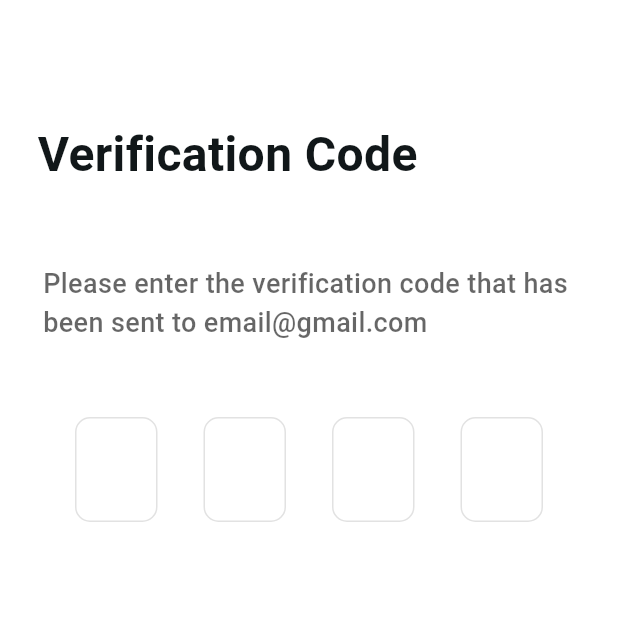
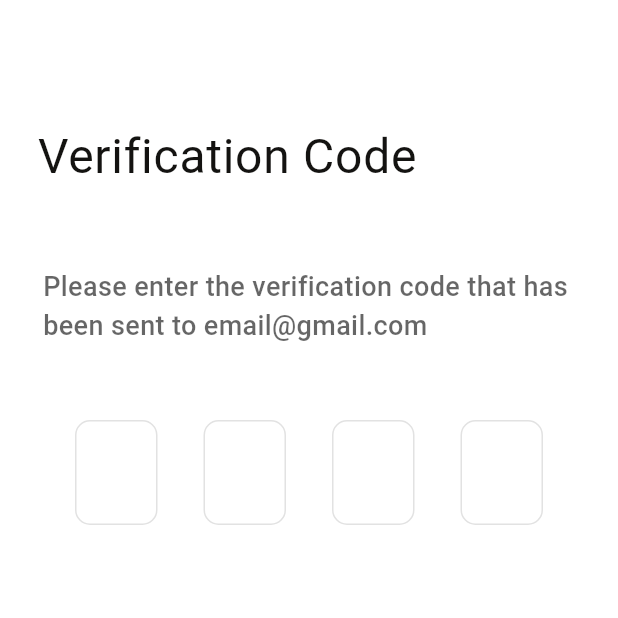
Before and after one commit to Zafarbek708k/food_delivery, a Flutter app: the VerificationcodePage screen opened directly, on a phone screen of 412 x 824 dp, the top half of it. Run offline on Flutter 3.47's test engine with Material 3 defaults, Android fonts, the phone set to English and light mode, and no system bars; drawn by our look-alikes of pin_code_fields; our stand-ins replace connectivity_plus, device_preview, dio, flutter_riverpod, flutter_screenutil, flutter_secure_storage and 6 more; missing offline and left inert: yandex_mapkit; accounts and stored records are empty; network calls fail; Roboto replaces fonts that are missing (Rubik); project files that could hold a hidden picture were left out.

Commit message:
asadbek commit

```diff
--- a/lib/src/core/style/text_style.dart
+++ b/lib/src/core/style/text_style.dart
@@ -3,189 +3,153 @@ import "package:food_delivery/src/core/style/app_colors.dart";
 
 @immutable
 class AppTextStyle extends TextTheme {
-  const AppTextStyle();
+   const AppTextStyle();
 
   @override
-  TextStyle? get bodyLarge => const TextStyle(
+  TextStyle? get bodyLarge =>  TextStyle(
         fontWeight: FontWeight.w500,
         fontSize: FontSize.size18,
         fontFamily: "Rubik",
-                color: AppColors.l111719
+        color: AppColors.l111719,
+      );
 
+  @override
+  TextStyle? get bodyMedium =>  TextStyle(
+        fontWeight: FontWeight.w300,
+        fontSize: FontSize.size14,
+        fontFamily: "Rubik",
+        color: AppColors.l111719,
       );
+
   @override
-  TextStyle? get bodyLargeBannerButton => const TextStyle(
+  TextStyle? get bodySmall =>  TextStyle(
         fontWeight: FontWeight.w400,
-        fontSize: FontSize.size18,
+        fontSize: FontSize.size6_4,
         fontFamily: "Rubik",
-                color: AppColors.l111719
+        color: AppColors.l111719,
+      );
+
+  @override
+  TextStyle? get displayLarge =>  TextStyle(
+        fontWeight: FontWeight.w600,
+        fontSize: FontSize.size62,
+        fontFamily: "Rubik",
+        color: AppColors.l111719,
+      );
+
+  @override
+  TextStyle? get displayMedium =>  TextStyle(
+        fontWeight: FontWeight.w600,
+        fontSize: FontSize.size42,
+        fontFamily: "Rubik",
+        color: AppColors.l111719,
+      );
+
+  @override
+  TextStyle? get displaySmall =>  TextStyle(
+        fontWeight: FontWeight.w400,
+        fontSize: FontSize.size32,
+        fontFamily: "Rubik",
+        color: AppColors.l111719,
+      );
+
+  @override
+  TextStyle? get headlineLarge =>  TextStyle(
+        fontWeight: FontWeight.w600,
+        fontSize: FontSize.size32,
+        fontFamily: "Rubik",
+        color: AppColors.l111719,
+      );
+
+  @override
+  TextStyle? get headlineMedium =>  TextStyle(
+        fontWeight: FontWeight.w600,
+        fontSize: FontSize.size26,
+        fontFamily: "Rubik",
+        color: AppColors.l111719,
+      );
+
+  @override
+  TextStyle? get headlineSmall =>  TextStyle(
+        fontWeight: FontWeight.w500,
+        fontSize: FontSize.size24,
+        fontFamily: "Rubik",
+        color: AppColors.l111719,
+      );
+
+  @override
+  TextStyle? get labelMedium =>  TextStyle(
+        fontWeight: FontWeight.w600,
+        fontSize: FontSize.size14,
+        fontFamily: "Rubik",
+        color: AppColors.l111719,
+      );
+
+  @override
+  TextStyle? get labelSmall =>  TextStyle(
+        fontWeight: FontWeight.w400,
+        fontSize: FontSize.size12,
+        fontFamily: "Rubik",
+                        color: AppColors.l111719,
 
       );
 
   @override
-  TextStyle? get ButtonNavigatorBarIconLabel => const TextStyle(
-        fontWeight: FontWeight.w500,
-        fontSize: FontSize.size10,
+  TextStyle? get titleLarge =>  TextStyle(
+        fontWeight: FontWeight.w600,
+        fontSize: FontSize.size28,
         fontFamily: "Rubik",
-                color: AppColors.l111719
+                        color: AppColors.l111719,
 
       );
 
   @override
-  TextStyle? get bodyLargeBold => const TextStyle(
-        fontWeight: FontWeight.w600,
-        fontSize: FontSize.size20,
+  TextStyle? get titleMedium =>  TextStyle(
+        fontWeight: FontWeight.w700,
+        fontSize: FontSize.size18,
         fontFamily: "Rubik",
-                color: AppColors.l111719
+                        color: AppColors.l111719,
 
       );
 
   @override
-  TextStyle? get bodyMediumBold => const TextStyle(
-        fontWeight: FontWeight.w500,
-        fontSize: FontSize.size14,
-        fontFamily: "Rubik",
-        color: AppColors.l111719
-      );
-  @override
-  TextStyle? get bodyMedium => const TextStyle(
-        fontWeight: FontWeight.w300,
-        fontSize: FontSize.size14,
-        fontFamily: "Rubik",
-                color: AppColors.l111719
-
-      );
-
-  @override
-  TextStyle? get ProfileEmail => const TextStyle(
-        fontWeight: FontWeight.w400,
-        fontSize: FontSize.size14,
-        fontFamily: "Rubik",
-                color: AppColors.l111719
-
-      );
-
-  @override
-  TextStyle? get bodySmall => const TextStyle(
-        fontWeight: FontWeight.w400,
-        fontSize: FontSize.size6_4,
-        fontFamily: "Rubik",
-        color: AppColors.l111719
-      );
-
-  @override
-  TextStyle? get displayLarge => const TextStyle(
-        fontWeight: FontWeight.w600,
-        fontSize: FontSize.size62,
-        fontFamily: "Rubik",
-      );
-
-  @override
-  TextStyle? get displayMedium => const TextStyle(
-        fontWeight: FontWeight.w600,
-        fontSize: FontSize.size42,
-        fontFamily: "Rubik",
-      );
-
-  @override
-  TextStyle? get displaySmall => const TextStyle(
-        fontWeight: FontWeight.w400,
-        fontSize: FontSize.size32,
-        fontFamily: "Rubik",
-      );
-
-  @override
-  TextStyle? get headlineLarge => const TextStyle(
-        fontWeight: FontWeight.w600,
-        fontSize: FontSize.size32,
-        fontFamily: "Rubik",
-      );
-
-  @override
-  TextStyle? get headlineMedium => const TextStyle(
-        fontWeight: FontWeight.w600,
-        fontSize: FontSize.size26,
-        fontFamily: "Rubik",
-      );
-
-  @override
-  TextStyle? get headlineSmall => const TextStyle(
-        fontWeight: FontWeight.w500,
-        fontSize: FontSize.size24,
-        fontFamily: "Rubik",
-      );
-
-  @override
-  TextStyle? get CategorysNameLarge => const TextStyle(
-        fontWeight: FontWeight.w500,
-        fontSize: FontSize.size16,
-        fontFamily: "Rubik",
-      );
-
-  @override
-  TextStyle? get labelMedium => const TextStyle(
-        fontWeight: FontWeight.w600,
-        fontSize: FontSize.size14,
-        fontFamily: "Rubik",
-      );
-
-  @override
-  TextStyle? get labelSmall => const TextStyle(
-        fontWeight: FontWeight.w400,
-        fontSize: FontSize.size12,
-        fontFamily: "Rubik",
-      );
-
-  @override
-  TextStyle? get titleLarge => const TextStyle(
-        fontWeight: FontWeight.w600,
-        fontSize: FontSize.size28,
-        fontFamily: "Rubik",
-      );
-
-  @override
-  TextStyle? get titleMedium => const TextStyle(
-        fontWeight: FontWeight.w700,
-        fontSize: FontSize.size18,
-        fontFamily: "Rubik",
-      );
-
-  @override
-  TextStyle? get titleSmall => const TextStyle(
+  TextStyle? get titleSmall =>  TextStyle(
         fontWeight: FontWeight.w400,
         fontSize: FontSize.size18,
         fontFamily: "Rubik",
+                        color: AppColors.l111719,
+
       );
 }
 
 @immutable
 class FontSize {
-  const FontSize._();
+ const  FontSize._();
 
-  static const double size6_4 = 6.4;
-  static const double size7_8 = 7.8;
-  static const double size9_5 = 9.5;
-  static const double size10 = 10;
-  static const double size10_5 = 10.5;
-  static const double size12 = 12;
-  static const double size12_5 = 12.5;
-  static const double size13 = 13;
-  static const double size13_5 = 13.5;
-  static const double size14 = 14;
-  static const double size14_2 = 14.2;
-  static const double size16 = 16;
-  static const double size17_3 = 17.3;
-  static const double size18 = 18;
-  static const double size19_2 = 19.2;
-  static const double size20 = 20;
-  static const double size21 = 21;
-  static const double size22 = 22;
-  static const double size23_3 = 23.3;
-  static const double size24 = 24;
-  static const double size26 = 26;
-  static const double size28 = 28;
-  static const double size32 = 32;
-  static const double size42 = 42;
-  static const double size48 = 48;
-  static const double size62 = 62.2;
+  static  double size6_4 = 6.4;
+  static  double size7_8 = 7.8;
+  static  double size9_5 = 9.5;
+  static  double size10 = 10;
+  static  double size10_5 = 10.5;
+  static  double size12 = 12;
+  static  double size12_5 = 12.5;
+  static  double size13 = 13;
+  static  double size13_5 = 13.5;
+  static  double size14 = 14;
+  static  double size14_2 = 14.2;
+  static  double size16 = 16;
+  static  double size17_3 = 17.3;
+  static  double size18 = 18;
+  static  double size19_2 = 19.2;
+  static  double size20 = 20;
+  static  double size21 = 21;
+  static  double size22 = 22;
+  static  double size23_3 = 23.3;
+  static  double size24 = 24;
+  static  double size26 = 26;
+  static  double size28 = 28;
+  static  double size32 = 32;
+  static  double size42 = 42;
+  static  double size48 = 48;
+  static  double size62 = 62.2;
 }
--- a/lib/src/core/widgets/app_material_context.dart
+++ b/lib/src/core/widgets/app_material_context.dart
@@ -1,6 +1,5 @@
 import "package:flutter/material.dart";
 import "../../feature/home/view/pages/splash_page.dart";
-import "../../feature/restaurant/page/delivery_map_page.dart";
 import "../../feature/settings/inherited_locale_notifier.dart";
 import "../../feature/settings/inherited_theme_notifier.dart";
 import "../../feature/settings/locale_controller.dart";
--- a/lib/src/feature/auth/pages/login_page.dart
+++ b/lib/src/feature/auth/pages/login_page.dart
@@ -23,7 +23,7 @@ class LoginPage extends StatelessWidget {
                 padding: const EdgeInsets.only(right: 290),
                 child: Text(
                   "Login",
-                  style: const AppTextStyle().bodyLargeBold!.copyWith(
+                  style: const AppTextStyle().bodyLarge!.copyWith(
                         fontSize: 30,
                       ),
                 ),
@@ -77,7 +77,7 @@ class LoginPage extends StatelessWidget {
                         ),
                         Text(
                           "Sign in with",
-                          style: const AppTextStyle().bodyMediumBold,
+                          style: const AppTextStyle().bodyMedium,
                         ),
                         const SizedBox(
                           width: 10,
--- a/lib/src/feature/auth/pages/register_page.dart
+++ b/lib/src/feature/auth/pages/register_page.dart
@@ -1,6 +1,6 @@
 import 'package:flutter/material.dart';
 import 'package:flutter_svg/svg.dart';
-import 'package:food_delivery/src/core/style/text_style.dart';
+import 'package:food_delivery/src/core/constants/context_extension.dart';
 import 'package:food_delivery/src/feature/auth/widgets/login_button_widget.dart';
 import 'package:food_delivery/src/feature/auth/widgets/register_texfeild_widgets.dart';
 
@@ -15,12 +15,12 @@ class RegisterPage extends StatelessWidget {
         child: Column(
           mainAxisAlignment: MainAxisAlignment.spaceEvenly,
           children: [
-            const SizedBox(
+             SizedBox(
               height: 80,
             ),
-            const Padding(
+             Padding(
               padding: EdgeInsets.only(right: 260),
-              child: Text(
+              child: const Text(
                 "Sing Up",
                 style: TextStyle(
                   color: Colors.black,
@@ -33,16 +33,16 @@ class RegisterPage extends StatelessWidget {
             Column(
               children: [
                 LoginButtonWidget(onPressed: () {  },),
-                const SizedBox(
+                 SizedBox(
                   height: 25,
                 ),
                 Padding(
-                  padding: const EdgeInsets.symmetric(horizontal: 80),
+                  padding:  EdgeInsets.symmetric(horizontal: 80),
                   child: Row(
                     children: [
                       Text(
                         "Don't have an accaunt? ",
-                        style: const AppTextStyle().bodyLarge,
+                        style: context.theme.textTheme.bodyLarge,
                       ),
                       GestureDetector(
                         onTap: () {},
@@ -58,11 +58,11 @@ class RegisterPage extends StatelessWidget {
                     ],
                   ),
                 ),
-                const SizedBox(
+                 SizedBox(
                   height: 25,
                 ),
                 Padding(
-                  padding: const EdgeInsets.symmetric(
+                  padding:  EdgeInsets.symmetric(
                     horizontal: 60,
                   ),
                   child: Row(
@@ -78,9 +78,9 @@ class RegisterPage extends StatelessWidget {
                       ),
                       Text(
                         "Sign in with",
-                        style: const AppTextStyle().bodyMediumBold,
+                        style: context.theme.textTheme.bodyLarge,
                       ),
-                      const SizedBox(
+                       SizedBox(
                         width: 10,
                       ),
                       const Expanded(
@@ -92,13 +92,13 @@ class RegisterPage extends StatelessWidget {
                     ],
                   ),
                 ),
-                const SizedBox(
+                 SizedBox(
                   height: 20,
                 ),
                 Column(
                   children: [
                     Padding(
-                      padding: const EdgeInsets.symmetric(horizontal: 30),
+                      padding:  EdgeInsets.symmetric(horizontal: 30),
                       child: MaterialButton(
                         shape: RoundedRectangleBorder(borderRadius: BorderRadius.circular(30), side: const BorderSide()),
                         height: 40,
@@ -111,12 +111,12 @@ class RegisterPage extends StatelessWidget {
                               "assets/icons/facebook_icon.svg",
                               width: 25,
                             ),
-                            const SizedBox(
+                             SizedBox(
                               width: 20,
                             ),
                             Text(
                               "Countine with Facebook",
-                              style: const AppTextStyle().bodyLarge,
+                              style: context.theme.textTheme.bodyLarge,
                             ),
                           ],
                         ),
@@ -126,7 +126,7 @@ class RegisterPage extends StatelessWidget {
                       height: 10,
                     ),
                     Padding(
-                      padding: const EdgeInsets.symmetric(horizontal: 30),
+                      padding:  EdgeInsets.symmetric(horizontal: 30),
                       child: MaterialButton(
                         shape: RoundedRectangleBorder(borderRadius: BorderRadius.circular(30), side: const BorderSide()),
                         height: 40,
@@ -139,12 +139,12 @@ class RegisterPage extends StatelessWidget {
                               "assets/icons/google_icon.svg",
                               width: 25,
                             ),
-                            const SizedBox(
+                             SizedBox(
                               width: 20,
                             ),
                             Text(
                               "Countine with Google",
-                              style: const AppTextStyle().bodyLarge,
+                              style: context.theme.textTheme.bodyLarge,
                             ),
                           ],
                         ),
--- a/lib/src/feature/auth/pages/resset_email.dart
+++ b/lib/src/feature/auth/pages/resset_email.dart
@@ -1,5 +1,5 @@
 import 'package:flutter/material.dart';
-import 'package:food_delivery/src/core/style/text_style.dart';
+import 'package:food_delivery/src/core/constants/context_extension.dart';
 import 'package:food_delivery/src/feature/auth/widgets/login_button_widget.dart';
 import 'package:food_delivery/src/feature/auth/widgets/resset_password_textfield_widgets.dart';
 
@@ -23,25 +23,25 @@ class RessetEmail extends StatelessWidget {
                   alignment: Alignment.topLeft,
                   child: Text(
                     "Reset Email",
-                    style: AppTextStyle().bodyLargeBold!.copyWith(fontSize: 32),
+                    style: context.theme.textTheme.bodyLarge!.copyWith(fontSize: 32),
                   ),
                 ),
               ),
             ),
-            const SizedBox(
+             SizedBox(
                 height: 50,
               ),
               Center(
                 child: Text(
                   "Please enter the verification code that has \nbeen sent to email@gmail.com ",
-                  style: const AppTextStyle().bodyLarge!.copyWith(
+                  style: context.theme.textTheme.bodyLarge!.copyWith(
                         color: Colors.black.withOpacity(0.6),
                       ),
                 ),
               ),
-              const SizedBox(height: 50,),
+               SizedBox(height: 50,),
                       const RessetPasswordTextfieldWidgets(),
-                      const SizedBox(height: 80,),
+                       SizedBox(height: 80,),
             LoginButtonWidget(onPressed: () {  },),
           ],
         ),
--- a/lib/src/feature/auth/pages/resset_password_page.dart
+++ b/lib/src/feature/auth/pages/resset_password_page.dart
@@ -1,5 +1,5 @@
 import 'package:flutter/material.dart';
-import 'package:food_delivery/src/core/style/text_style.dart';
+import 'package:food_delivery/src/core/constants/context_extension.dart';
 import 'package:food_delivery/src/feature/auth/widgets/login_button_widget.dart';
 import 'package:food_delivery/src/feature/auth/widgets/resset_password_textfield_widgets.dart';
 
@@ -28,25 +28,25 @@ class _RessetPasswordPageState extends State<RessetPasswordPage> {
                   alignment: Alignment.topLeft,
                   child: Text(
                     "Reset password",
-                    style: AppTextStyle().bodyLargeBold!.copyWith(fontSize: 32),
+                    style: context.theme.textTheme.bodyLarge!.copyWith(fontSize: 32),
                   ),
                 ),
               ),
             ),
-            const SizedBox(
+             SizedBox(
                 height: 50,
               ),
               Center(
                 child: Text(
                   "Please enter the verification code that has \nbeen sent to email@gmail.com ",
-                  style: const AppTextStyle().bodyLarge!.copyWith(
+                  style: context.theme.textTheme.bodyLarge!.copyWith(
                         color: Colors.black.withOpacity(0.6),
                       ),
                 ),
               ),
-              const SizedBox(height: 50,),
+               SizedBox(height: 50,),
                       const RessetPasswordTextfieldWidgets(),
-                      const SizedBox(height: 80,),
+                       SizedBox(height: 80,),
             LoginButtonWidget(onPressed: () {  },),
           ],
         ),
--- a/lib/src/feature/auth/pages/verificationcode_page.dart
+++ b/lib/src/feature/auth/pages/verificationcode_page.dart
@@ -1,5 +1,6 @@
 import 'package:flutter/material.dart';
 import 'package:flutter/services.dart';
+import 'package:food_delivery/src/core/constants/context_extension.dart';
 import 'package:food_delivery/src/core/style/text_style.dart';
 import 'package:pin_code_fields/pin_code_fields.dart';
 
@@ -13,20 +14,20 @@ class VerificationcodePage extends StatelessWidget {
         child: SafeArea(
           child: Column(
             children: [
-              const SizedBox(
+               SizedBox(
                 height: 80,
               ),
               Padding(
-                padding: const EdgeInsets.only(left: 25),
+                padding:  EdgeInsets.only(left: 25),
                 child: Align(
                   alignment: Alignment.centerLeft,
                   child: Text(
                     "Verification Code",
-                    style: const AppTextStyle().bodyLargeBold!.copyWith(fontSize: 32),
+                    style: context.theme.textTheme.bodyLarge!.copyWith(fontSize: 32),
                   ),
                 ),
               ),
-              const SizedBox(
+               SizedBox(
                 height: 50,
               ),
               Center(
@@ -41,7 +42,7 @@ class VerificationcodePage extends StatelessWidget {
                 height: 50,
               ),
               Padding(
-                padding: const EdgeInsets.symmetric(horizontal: 50),
+                padding:  EdgeInsets.symmetric(horizontal: 50),
                 child: PinCodeTextField(
                   // controller: otp,
                   obscureText: false,
@@ -49,7 +50,11 @@ class VerificationcodePage extends StatelessWidget {
                   appContext: context,
                   length: 4,
                   cursorHeight: 30,
-                  textStyle: const TextStyle(fontSize: 20, fontWeight: FontWeight.normal, color: Colors.black),
+                  textStyle: TextStyle(
+                    fontSize: 20,
+                    fontWeight: FontWeight.normal,
+                    color: Colors.black,
+                  ),
                   inputFormatters: [FilteringTextInputFormatter.digitsOnly],
                   pinTheme: PinTheme(
                     activeColor: Colors.grey.withOpacity(0.3),
--- a/lib/src/feature/home/view/pages/welcome_page.dart
+++ b/lib/src/feature/home/view/pages/welcome_page.dart
@@ -2,6 +2,9 @@ import "package:flutter/material.dart";
 import "package:flutter_screenutil/flutter_screenutil.dart";
 import "package:food_delivery/src/feature/auth/pages/login_page.dart";
 import "../widgets/welcome_page_info_widget.dart";
+import 'package:flutter/material.dart';
+import 'package:food_delivery/src/feature/auth/pages/login_page.dart';
+import '../widgets/welcome_page_info_widget.dart';
 
 class WelcomePage extends StatelessWidget {
   const WelcomePage({super.key});
```
